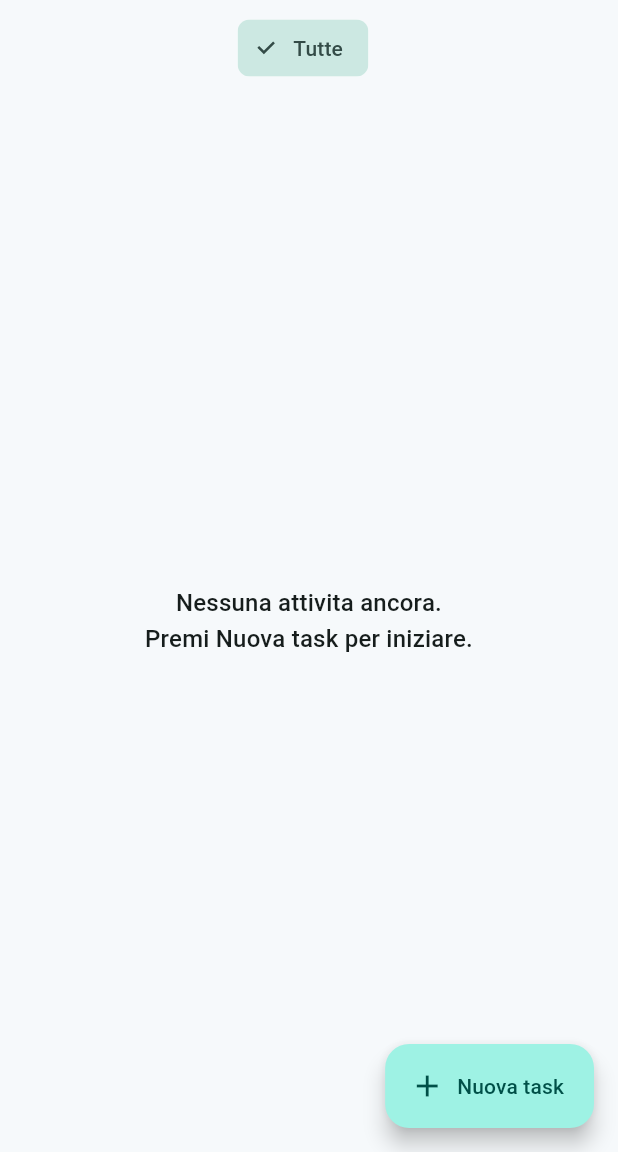
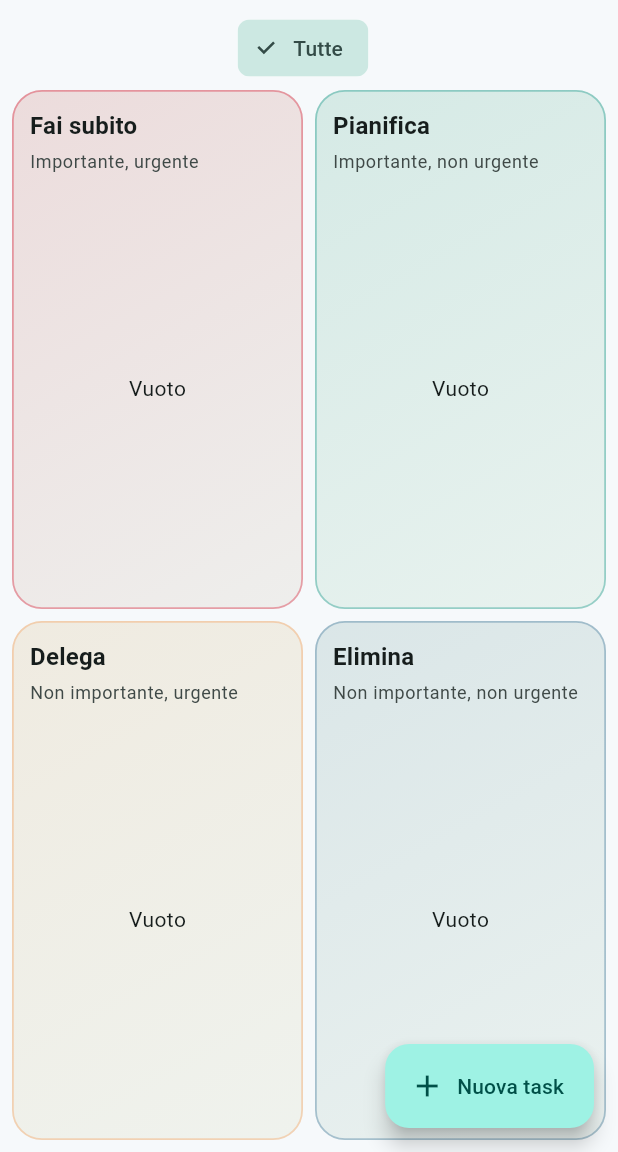
Before and after one commit to thomasborgogno/iketasks, a Flutter app: the screen it shows once a user with an empty profile is signed in, on a phone screen of 412 x 824 dp, the part 84-1236 px from its top. Run offline on Flutter 3.47's test engine with Material 3 defaults, Android fonts, the phone set to English and light mode, and no system bars; our stand-ins replace cloud_firestore, connectivity_plus, equatable, firebase_auth, firebase_core, flutter_bloc and 1 more; missing offline and left inert: home_widget; accounts and stored records are empty.

Commit message:
Implement task multi-selection and bulk deletion functionality
- Add support for selecting multiple tasks in the matrix view via long-press.
- Implement batch deletion in the repository and cubit using Firestore batches.
- Redesign the matrix grid and quadrant cards for better layout control and visual clarity.
- Update Eisenhower quadrant labels and add action-oriented titles (e.g., "Fai subito").
- Add a confirmation dialog and a contextual bottom bar for bulk actions.

```diff
--- a/lib/features/tasks/domain/task_item.dart
+++ b/lib/features/tasks/domain/task_item.dart
@@ -12,13 +12,26 @@ extension EisenhowerQuadrantX on EisenhowerQuadrant {
   String get label {
     switch (this) {
       case EisenhowerQuadrant.importantUrgent:
-        return 'Importante e Urgente';
+        return 'Importante, urgente';
       case EisenhowerQuadrant.importantNotUrgent:
-        return 'Importante ma Non Urgente';
+        return 'Importante, non urgente';
       case EisenhowerQuadrant.notImportantUrgent:
-        return 'Non Importante ma Urgente';
+        return 'Non importante, urgente';
       case EisenhowerQuadrant.notImportantNotUrgent:
-        return 'Non Importante e Non Urgente';
+        return 'Non importante, non urgente';
+    }
+  }
+
+  String get cardTitle {
+    switch (this) {
+      case EisenhowerQuadrant.importantUrgent:
+        return 'Fai subito';
+      case EisenhowerQuadrant.importantNotUrgent:
+        return 'Pianifica';
+      case EisenhowerQuadrant.notImportantUrgent:
+        return 'Delega';
+      case EisenhowerQuadrant.notImportantNotUrgent:
+        return 'Elimina';
     }
   }
 
@@ -117,10 +130,14 @@ class TaskItem extends Equatable {
       description: data['description'] as String?,
       dueDate: (data['dueDate'] as Timestamp?)?.toDate(),
       categoryId: data['categoryId'] as String?,
-      quadrant: EisenhowerQuadrantX.fromValue((data['quadrant'] as String?) ?? 'q1'),
+      quadrant: EisenhowerQuadrantX.fromValue(
+        (data['quadrant'] as String?) ?? 'q1',
+      ),
       completed: (data['completed'] as bool?) ?? false,
-      createdAt: ((data['createdAt'] as Timestamp?) ?? Timestamp.now()).toDate(),
-      updatedAt: ((data['updatedAt'] as Timestamp?) ?? Timestamp.now()).toDate(),
+      createdAt: ((data['createdAt'] as Timestamp?) ?? Timestamp.now())
+          .toDate(),
+      updatedAt: ((data['updatedAt'] as Timestamp?) ?? Timestamp.now())
+          .toDate(),
     );
   }
 
--- a/lib/features/tasks/presentation/matrix_page.dart
+++ b/lib/features/tasks/presentation/matrix_page.dart
@@ -17,17 +17,94 @@ class MatrixPage extends StatefulWidget {
 
 class _MatrixPageState extends State<MatrixPage> {
   String? _selectedCategoryId;
+  final Set<String> _selectedTaskIds = <String>{};
+
+  bool get _isSelectionMode => _selectedTaskIds.isNotEmpty;
+
+  void _setSelectedCategory(String? categoryId) {
+    setState(() {
+      _selectedCategoryId = categoryId;
+      _selectedTaskIds.clear();
+    });
+  }
+
+  void _toggleTaskSelection(String taskId) {
+    setState(() {
+      if (_selectedTaskIds.contains(taskId)) {
+        _selectedTaskIds.remove(taskId);
+      } else {
+        _selectedTaskIds.add(taskId);
+      }
+    });
+  }
+
+  void _clearSelection() {
+    if (_selectedTaskIds.isEmpty) return;
+    setState(_selectedTaskIds.clear);
+  }
+
+  Future<void> _deleteSelectedTasks(BuildContext context) async {
+    final selectedIds = _selectedTaskIds.toList(growable: false);
+    if (selectedIds.isEmpty) return;
+
+    final shouldDelete = await showDialog<bool>(
+      context: context,
+      builder: (dialogContext) {
+        return AlertDialog(
+          title: const Text('Elimina task'),
+          content: Text(
+            selectedIds.length == 1
+                ? 'Vuoi eliminare la task selezionata?'
+                : 'Vuoi eliminare ${selectedIds.length} task selezionate?',
+          ),
+          actions: [
+            TextButton(
+              onPressed: () => Navigator.of(dialogContext).pop(false),
+              child: const Text('Annulla'),
+            ),
+            FilledButton(
+              onPressed: () => Navigator.of(dialogContext).pop(true),
+              child: const Text('Elimina'),
+            ),
+          ],
+        );
+      },
+    );
+
+    if (shouldDelete != true || !context.mounted) return;
+
+    await context.read<TaskCubit>().deleteTasks(selectedIds);
+    if (!context.mounted) return;
+    setState(_selectedTaskIds.clear);
+  }
 
   @override
   Widget build(BuildContext context) {
     return Scaffold(
       appBar: AppBar(
-        title: const Text('Matrice di Eisenhower'),
+        title: Text(
+          _isSelectionMode
+              ? '${_selectedTaskIds.length} selezionat${_selectedTaskIds.length == 1 ? 'a' : 'e'}'
+              : 'Matrice di Eisenhower',
+        ),
         actions: [
+          if (_isSelectionMode)
+            IconButton(
+              onPressed: () => _deleteSelectedTasks(context),
+              icon: const Icon(Icons.delete_outline),
+              tooltip: 'Elimina selezionate',
+            )
+          else
             IconButton(
               onPressed: () => _openCategoryManager(context),
               icon: const Icon(Icons.category_outlined),
               tooltip: 'Categorie',
+            ),
+          if (_isSelectionMode)
+            IconButton(
+              onPressed: _clearSelection,
+              icon: const Icon(Icons.close),
+              tooltip: 'Esci dalla selezione',
             ),
           IconButton(
             onPressed: () => context.read<AuthCubit>().signOut(),
@@ -53,8 +130,7 @@ class _MatrixPageState extends State<MatrixPage> {
                   children: [
                     FilterChip(
                       selected: _selectedCategoryId == null,
-                      onSelected: (_) =>
-                          setState(() => _selectedCategoryId = null),
+                      onSelected: (_) => _setSelectedCategory(null),
                       label: const Text('Tutte'),
                     ),
                     const SizedBox(width: 8),
@@ -63,8 +139,7 @@ class _MatrixPageState extends State<MatrixPage> {
                         padding: const EdgeInsets.only(right: 8),
                         child: FilterChip(
                           selected: _selectedCategoryId == category.id,
-                          onSelected: (_) =>
-                              setState(() => _selectedCategoryId = category.id),
+                          onSelected: (_) => _setSelectedCategory(category.id),
                           label: Text(category.name),
                         ),
                       ),
@@ -91,48 +166,43 @@ class _MatrixPageState extends State<MatrixPage> {
                           .where((t) => t.categoryId == _selectedCategoryId)
                           .toList();
 
-                if (filtered.isEmpty) {
-                  return Center(
-                    child: Text(
-                      'Nessuna attivita ancora.\nPremi Nuova task per iniziare.',
-                      style: Theme.of(context).textTheme.titleMedium,
-                      textAlign: TextAlign.center,
+                return Padding(
+                  padding: const EdgeInsets.fromLTRB(8, 0, 8, 8),
+                  child: _MatrixGrid(
+                    tasks: filtered,
+                    selectedTaskIds: _selectedTaskIds,
+                    isSelectionMode: _isSelectionMode,
+                    onToggleTask: (task) =>
+                        context.read<TaskCubit>().toggleTask(task),
+                    onTaskTap: (task) {
+                      if (_isSelectionMode) {
+                        _toggleTaskSelection(task.id);
+                        return;
+                      }
+                      _openTaskForm(context, existing: task);
+                    },
+                    onTaskLongPress: (task) => _toggleTaskSelection(task.id),
                   ),
-                  );
-                }
-
-                return GridView.count(
-                  crossAxisCount: MediaQuery.sizeOf(context).width > 900
-                      ? 2
-                      : 1,
-                  childAspectRatio: 1.15,
-                  padding: const EdgeInsets.all(12),
-                  crossAxisSpacing: 12,
-                  mainAxisSpacing: 12,
-                  children: EisenhowerQuadrant.values
-                      .map(
-                        (q) => _QuadrantCard(
-                          quadrant: q,
-                          tasks: filtered
-                              .where((t) => t.quadrant == q)
-                              .toList(),
-                          onDrop: (task) =>
-                              context.read<TaskCubit>().moveTask(task, q),
-                          onToggle: (task) =>
-                              context.read<TaskCubit>().toggleTask(task),
-                          onDelete: (task) =>
-                              context.read<TaskCubit>().deleteTask(task.id),
-                          onEdit: (task) =>
-                              _openTaskForm(context, existing: task),
-                        ),
-                      )
-                      .toList(),
                 );
               },
             ),
           ),
         ],
       ),
+      bottomNavigationBar: _isSelectionMode
+          ? SafeArea(
+              minimum: const EdgeInsets.fromLTRB(16, 0, 16, 16),
+              child: FilledButton.icon(
+                onPressed: () => _deleteSelectedTasks(context),
+                icon: const Icon(Icons.delete_outline),
+                label: Text(
+                  _selectedTaskIds.length == 1
+                      ? 'Elimina task selezionata'
+                      : 'Elimina ${_selectedTaskIds.length} task selezionate',
+                ),
+              ),
+            )
+          : null,
     );
   }
 
@@ -273,18 +343,20 @@ class _QuadrantCard extends StatelessWidget {
   const _QuadrantCard({
     required this.quadrant,
     required this.tasks,
-    required this.onDrop,
+    required this.selectedTaskIds,
+    required this.isSelectionMode,
     required this.onToggle,
-    required this.onDelete,
-    required this.onEdit,
+    required this.onTaskTap,
+    required this.onTaskLongPress,
   });
 
   final EisenhowerQuadrant quadrant;
   final List<TaskItem> tasks;
-  final ValueChanged<TaskItem> onDrop;
+  final Set<String> selectedTaskIds;
+  final bool isSelectionMode;
   final ValueChanged<TaskItem> onToggle;
-  final ValueChanged<TaskItem> onDelete;
-  final ValueChanged<TaskItem> onEdit;
+  final ValueChanged<TaskItem> onTaskTap;
+  final ValueChanged<TaskItem> onTaskLongPress;
 
   Color _quadrantColor() {
     switch (quadrant) {
@@ -302,21 +374,12 @@ class _QuadrantCard extends StatelessWidget {
   @override
   Widget build(BuildContext context) {
     final color = _quadrantColor();
-    return DragTarget<TaskItem>(
-      onWillAcceptWithDetails: (details) => details.data.quadrant != quadrant,
-      onAcceptWithDetails: (details) => onDrop(details.data),
-      builder: (context, candidateData, rejectedData) {
     return Card(
-          shape: RoundedRectangleBorder(
-            borderRadius: BorderRadius.circular(20),
-          ),
+      shape: RoundedRectangleBorder(borderRadius: BorderRadius.circular(20)),
       child: DecoratedBox(
         decoration: BoxDecoration(
           borderRadius: BorderRadius.circular(20),
-              border: Border.all(
-                color: color.withValues(alpha: 0.4),
-                width: 1.2,
-              ),
+          border: Border.all(color: color.withValues(alpha: 0.4), width: 1.2),
           gradient: LinearGradient(
             begin: Alignment.topLeft,
             end: Alignment.bottomRight,
@@ -332,49 +395,40 @@ class _QuadrantCard extends StatelessWidget {
             crossAxisAlignment: CrossAxisAlignment.start,
             children: [
               Text(
+                quadrant.cardTitle,
+                style: Theme.of(
+                  context,
+                ).textTheme.titleMedium?.copyWith(fontWeight: FontWeight.w700),
+              ),
+              const SizedBox(height: 4),
+              Text(
                 quadrant.label,
-                    style: Theme.of(context).textTheme.titleMedium?.copyWith(
-                      fontWeight: FontWeight.w700,
+                style: Theme.of(context).textTheme.bodySmall?.copyWith(
+                  color: Theme.of(context).colorScheme.onSurfaceVariant,
                 ),
               ),
               const SizedBox(height: 8),
               Expanded(
                 child: tasks.isEmpty
-                        ? const Center(child: Text('Vuoto'))
+                    ? Center(
+                        child: Text(
+                          'Vuoto',
+                          style: Theme.of(context).textTheme.bodyMedium,
+                        ),
+                      )
                     : ListView.separated(
                         itemCount: tasks.length,
                         separatorBuilder: (context, index) =>
                             const SizedBox(height: 6),
                         itemBuilder: (context, index) {
                           final task = tasks[index];
-                              return LongPressDraggable<TaskItem>(
-                                data: task,
-                                feedback: Material(
-                                  elevation: 4,
-                                  borderRadius: BorderRadius.circular(12),
-                                  child: Container(
-                                    constraints: const BoxConstraints(
-                                      maxWidth: 280,
-                                    ),
-                                    padding: const EdgeInsets.all(8),
-                                    child: Text(task.title),
-                                  ),
-                                ),
-                                childWhenDragging: Opacity(
-                                  opacity: 0.3,
-                                  child: _TaskTile(
+                          return _TaskTile(
                             task: task,
+                            isSelected: selectedTaskIds.contains(task.id),
+                            isSelectionMode: isSelectionMode,
                             onToggle: () => onToggle(task),
-                                    onEdit: () => onEdit(task),
-                                    onDelete: () => onDelete(task),
-                                  ),
-                                ),
-                                child: _TaskTile(
-                                  task: task,
-                                  onToggle: () => onToggle(task),
-                                  onEdit: () => onEdit(task),
-                                  onDelete: () => onDelete(task),
-                                ),
+                            onTap: () => onTaskTap(task),
+                            onLongPress: () => onTaskLongPress(task),
                           );
                         },
                       ),
@@ -384,7 +438,97 @@ class _QuadrantCard extends StatelessWidget {
         ),
       ),
     );
-      },
+  }
+}
+
+class _MatrixGrid extends StatelessWidget {
+  const _MatrixGrid({
+    required this.tasks,
+    required this.selectedTaskIds,
+    required this.isSelectionMode,
+    required this.onToggleTask,
+    required this.onTaskTap,
+    required this.onTaskLongPress,
+  });
+
+  final List<TaskItem> tasks;
+  final Set<String> selectedTaskIds;
+  final bool isSelectionMode;
+  final ValueChanged<TaskItem> onToggleTask;
+  final ValueChanged<TaskItem> onTaskTap;
+  final ValueChanged<TaskItem> onTaskLongPress;
+
+  List<TaskItem> _tasksFor(EisenhowerQuadrant quadrant) {
+    return tasks.where((task) => task.quadrant == quadrant).toList();
+  }
+
+  @override
+  Widget build(BuildContext context) {
+    const cardSpacing = 8.0;
+    return Expanded(
+      child: Column(
+        children: [
+          Expanded(
+            child: Row(
+              children: [
+                Expanded(
+                  child: _QuadrantCard(
+                    quadrant: EisenhowerQuadrant.importantUrgent,
+                    tasks: _tasksFor(EisenhowerQuadrant.importantUrgent),
+                    selectedTaskIds: selectedTaskIds,
+                    isSelectionMode: isSelectionMode,
+                    onToggle: onToggleTask,
+                    onTaskTap: onTaskTap,
+                    onTaskLongPress: onTaskLongPress,
+                  ),
+                ),
+                const SizedBox(width: cardSpacing),
+                Expanded(
+                  child: _QuadrantCard(
+                    quadrant: EisenhowerQuadrant.importantNotUrgent,
+                    tasks: _tasksFor(EisenhowerQuadrant.importantNotUrgent),
+                    selectedTaskIds: selectedTaskIds,
+                    isSelectionMode: isSelectionMode,
+                    onToggle: onToggleTask,
+                    onTaskTap: onTaskTap,
+                    onTaskLongPress: onTaskLongPress,
+                  ),
+                ),
+              ],
+            ),
+          ),
+          const SizedBox(height: cardSpacing),
+          Expanded(
+            child: Row(
+              children: [
+                Expanded(
+                  child: _QuadrantCard(
+                    quadrant: EisenhowerQuadrant.notImportantUrgent,
+                    tasks: _tasksFor(EisenhowerQuadrant.notImportantUrgent),
+                    selectedTaskIds: selectedTaskIds,
+                    isSelectionMode: isSelectionMode,
+                    onToggle: onToggleTask,
+                    onTaskTap: onTaskTap,
+                    onTaskLongPress: onTaskLongPress,
+                  ),
+                ),
+                const SizedBox(width: cardSpacing),
+                Expanded(
+                  child: _QuadrantCard(
+                    quadrant: EisenhowerQuadrant.notImportantNotUrgent,
+                    tasks: _tasksFor(EisenhowerQuadrant.notImportantNotUrgent),
+                    selectedTaskIds: selectedTaskIds,
+                    isSelectionMode: isSelectionMode,
+                    onToggle: onToggleTask,
+                    onTaskTap: onTaskTap,
+                    onTaskLongPress: onTaskLongPress,
+                  ),
+                ),
+              ],
+            ),
+          ),
+        ],
+      ),
     );
   }
 }
@@ -392,26 +536,55 @@ class _QuadrantCard extends StatelessWidget {
 class _TaskTile extends StatelessWidget {
   const _TaskTile({
     required this.task,
+    required this.isSelected,
+    required this.isSelectionMode,
     required this.onToggle,
-    required this.onEdit,
-    required this.onDelete,
+    required this.onTap,
+    required this.onLongPress,
   });
 
   final TaskItem task;
+  final bool isSelected;
+  final bool isSelectionMode;
   final VoidCallback onToggle;
-  final VoidCallback onEdit;
-  final VoidCallback onDelete;
+  final VoidCallback onTap;
+  final VoidCallback onLongPress;
 
   @override
   Widget build(BuildContext context) {
     final due = task.dueDate == null
         ? null
         : DateFormat('dd/MM/yyyy').format(task.dueDate!);
+    final selectedColor = Theme.of(
+      context,
+    ).colorScheme.primaryContainer.withValues(alpha: 0.9);
 
-    return Card(
+    return AnimatedContainer(
+      duration: const Duration(milliseconds: 180),
+      decoration: BoxDecoration(
+        color: isSelected ? selectedColor : null,
+        borderRadius: BorderRadius.circular(14),
+        border: Border.all(
+          color: isSelected
+              ? Theme.of(context).colorScheme.primary
+              : Theme.of(context).dividerColor.withValues(alpha: 0.2),
+        ),
+      ),
+      child: Material(
+        type: MaterialType.transparency,
+        child: InkWell(
+          borderRadius: BorderRadius.circular(14),
+          onTap: onTap,
+          onLongPress: onLongPress,
           child: ListTile(
-        contentPadding: const EdgeInsets.symmetric(horizontal: 8, vertical: 2),
-        leading: Checkbox(value: task.completed, onChanged: (_) => onToggle()),
+            contentPadding: const EdgeInsets.symmetric(
+              horizontal: 10,
+              vertical: 2,
+            ),
+            leading: Checkbox(
+              value: task.completed,
+              onChanged: (_) => onToggle(),
+            ),
             title: Text(
               task.title,
               maxLines: 1,
@@ -422,15 +595,17 @@ class _TaskTile extends StatelessWidget {
               ),
             ),
             subtitle: due == null ? null : Text('Scadenza: $due'),
-        trailing: PopupMenuButton<String>(
-          onSelected: (value) {
-            if (value == 'edit') onEdit();
-            if (value == 'delete') onDelete();
-          },
-          itemBuilder: (context) => const [
-            PopupMenuItem(value: 'edit', child: Text('Modifica')),
-            PopupMenuItem(value: 'delete', child: Text('Elimina')),
-          ],
+            trailing: isSelectionMode || isSelected
+                ? Icon(
+                    isSelected
+                        ? Icons.check_circle
+                        : Icons.radio_button_unchecked,
+                    color: isSelected
+                        ? Theme.of(context).colorScheme.primary
+                        : Theme.of(context).colorScheme.outline,
+                  )
+                : null,
+          ),
         ),
       ),
     );
@@ -529,7 +704,9 @@ class _TaskFormState extends State<_TaskForm> {
               initialValue: _quadrant,
               decoration: const InputDecoration(labelText: 'Quadrante *'),
               items: EisenhowerQuadrant.values
-                  .map((q) => DropdownMenuItem(value: q, child: Text(q.label)))
+                  .map(
+                    (q) => DropdownMenuItem(value: q, child: Text(q.cardTitle)),
+                  )
                   .toList(),
               onChanged: (value) {
                 if (value != null) {
--- a/lib/features/tasks/presentation/task_cubit.dart
+++ b/lib/features/tasks/presentation/task_cubit.dart
@@ -89,6 +89,12 @@ class TaskCubit extends Cubit<TaskState> {
     await _repository.deleteTask(uid, taskId);
   }
 
+  Future<void> deleteTasks(Iterable<String> taskIds) async {
+    final uid = _uid;
+    if (uid == null) return;
+    await _repository.deleteTasks(uid, taskIds);
+  }
+
   @override
   Future<void> close() async {
     await _taskSubscription?.cancel();
```
Also changed, not shown: lib/features/tasks/data/task_repository.dart (+19 -4 lines). Lines whose indentation alone changed are shown as unchanged.
